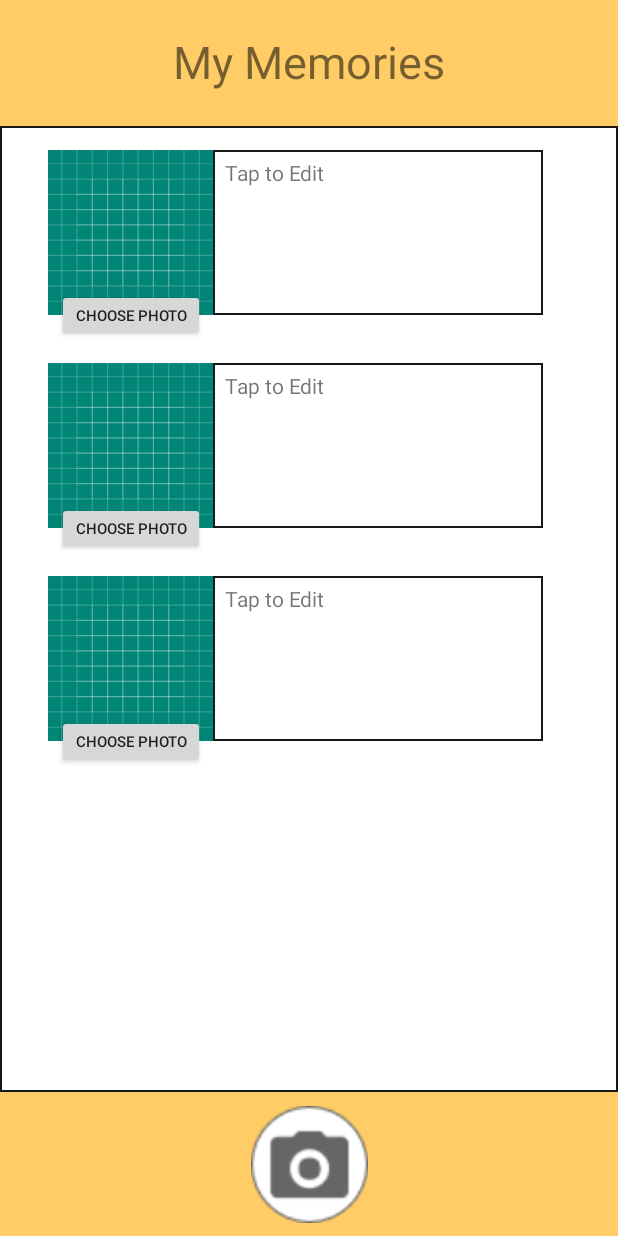
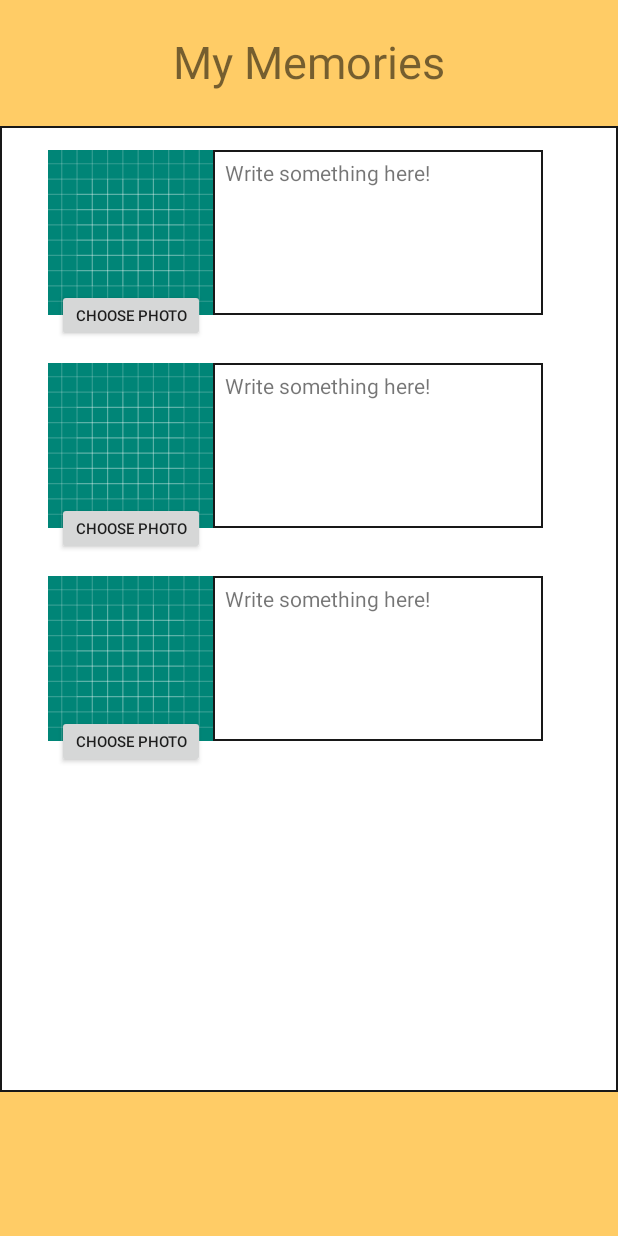
Before and after one commit to Thijmenvis/Project_B_TravelApp, an Android app: the MemoriesActivity screen opened directly, with no data from a screen before it, on a phone screen of 412 x 824 dp. Run offline under Robolectric (Android 15) with nearby library versions, the phone set to English and light mode, and no system bars.

Commit message:
Strak
Foto icoon weg en tekst opruimen

```diff
--- a/app/src/main/java/com/example/prototype/MemoriesActivity.java
+++ b/app/src/main/java/com/example/prototype/MemoriesActivity.java
@@ -98,7 +98,7 @@ public class MemoriesActivity extends AppCompatActivity {
             dialog = new AlertDialog.Builder(this).create();
             editText = new EditText(this);
 
-            dialog.setTitle("Edit bio");
+            dialog.setTitle("Add text");
             dialog.setView(editText);
 
             dialog.setButton(DialogInterface.BUTTON_POSITIVE, "Save Changes", new DialogInterface.OnClickListener() {
@@ -122,7 +122,7 @@ public class MemoriesActivity extends AppCompatActivity {
             dialog2 = new AlertDialog.Builder(this).create();
             editText2 = new EditText(this);
 
-            dialog2.setTitle("Edit bio");
+            dialog2.setTitle("Add text");
             dialog2.setView(editText2);
 
             dialog2.setButton(DialogInterface.BUTTON_POSITIVE, "Save Changes", new DialogInterface.OnClickListener() {
@@ -146,7 +146,7 @@ public class MemoriesActivity extends AppCompatActivity {
             dialog3 = new AlertDialog.Builder(this).create();
             editText3 = new EditText(this);
 
-            dialog3.setTitle("Edit bio");
+            dialog3.setTitle("Add text");
             dialog3.setView(editText3);
 
             dialog3.setButton(DialogInterface.BUTTON_POSITIVE, "Save Changes", new DialogInterface.OnClickListener() {
--- a/app/src/main/res/layout/activity_memories.xml
+++ b/app/src/main/res/layout/activity_memories.xml
@@ -35,17 +35,6 @@
         app:layout_constraintTop_toTopOf="parent"
         app:layout_constraintVertical_bias="1.0"
         app:srcCompat="@drawable/drawable_square_corners" />
-
-    <ImageView
-        android:id="@+id/image_CameraIcon2"
-        android:layout_width="78dp"
-        android:layout_height="78dp"
-        android:contentDescription="@string/description_cameraIcon"
-        app:layout_constraintBottom_toBottomOf="parent"
-        app:layout_constraintEnd_toEndOf="parent"
-        app:layout_constraintStart_toStartOf="parent"
-        app:layout_constraintTop_toBottomOf="@+id/image_Background"
-        app:srcCompat="@drawable/camera_icon" />
 
     <ImageView
         android:id="@+id/image_Placeholder1"
@@ -90,7 +79,7 @@
         android:paddingTop="5dp"
         android:paddingEnd="8dp"
         android:paddingBottom="5dp"
-        android:text="@string/text_Memories"
+        android:text="Write something here!"
         app:layout_constraintBottom_toBottomOf="@+id/image_Placeholder1"
         app:layout_constraintEnd_toEndOf="parent"
         app:layout_constraintStart_toEndOf="@+id/image_Placeholder1"
@@ -106,7 +95,7 @@
         android:paddingTop="5dp"
         android:paddingEnd="8dp"
         android:paddingBottom="5dp"
-        android:text="@string/text_Memories"
+        android:text="Write something here!"
         app:layout_constraintBottom_toBottomOf="@+id/image_Placeholder2"
         app:layout_constraintEnd_toEndOf="parent"
         app:layout_constraintHorizontal_bias="1.0"
@@ -124,7 +113,7 @@
         android:paddingTop="5dp"
         android:paddingEnd="8dp"
         android:paddingBottom="5dp"
-        android:text="@string/text_Memories"
+        android:text="Write something here!"
         app:layout_constraintBottom_toBottomOf="@+id/image_Placeholder3"
         app:layout_constraintEnd_toEndOf="parent"
         app:layout_constraintHorizontal_bias="1.0"
@@ -136,7 +125,7 @@
         android:id="@+id/btn_choosphoto"
         android:layout_width="wrap_content"
         android:layout_height="35dp"
-        android:text="@string/text_ChoosePhoto"
+        android:text="Choose photo"
         android:textSize="10sp"
         app:layout_constraintBottom_toBottomOf="@+id/image_Placeholder1"
         app:layout_constraintEnd_toStartOf="@+id/text_Placeholder1"
@@ -147,7 +136,7 @@
         android:id="@+id/btn_choosphoto2"
         android:layout_width="wrap_content"
         android:layout_height="35dp"
-        android:text="@string/text_ChoosePhoto"
+        android:text="Choose photo"
         android:textSize="10sp"
         app:layout_constraintBottom_toBottomOf="@+id/image_Placeholder2"
         app:layout_constraintEnd_toStartOf="@+id/text_Placeholder2"
@@ -158,7 +147,7 @@
         android:id="@+id/btn_choosphoto3"
         android:layout_width="wrap_content"
         android:layout_height="35dp"
-        android:text="@string/text_ChoosePhoto"
+        android:text="Choose photo"
         android:textSize="10sp"
         app:layout_constraintBottom_toBottomOf="@+id/image_Placeholder3"
         app:layout_constraintEnd_toStartOf="@+id/text_Placeholder3"
```
